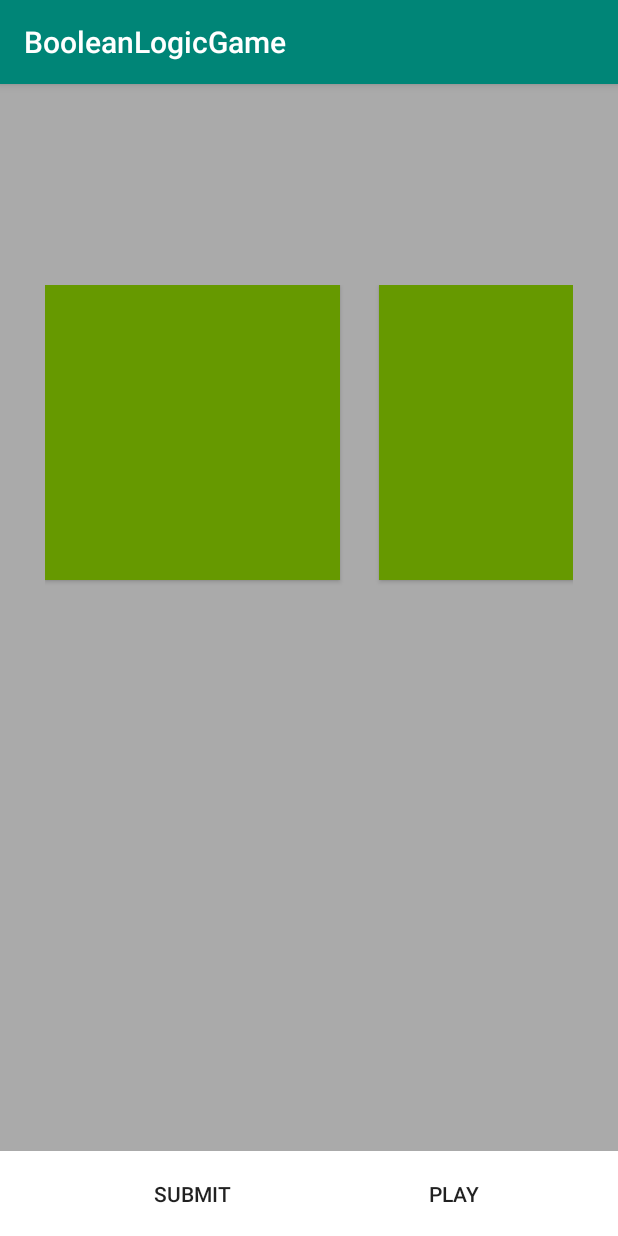
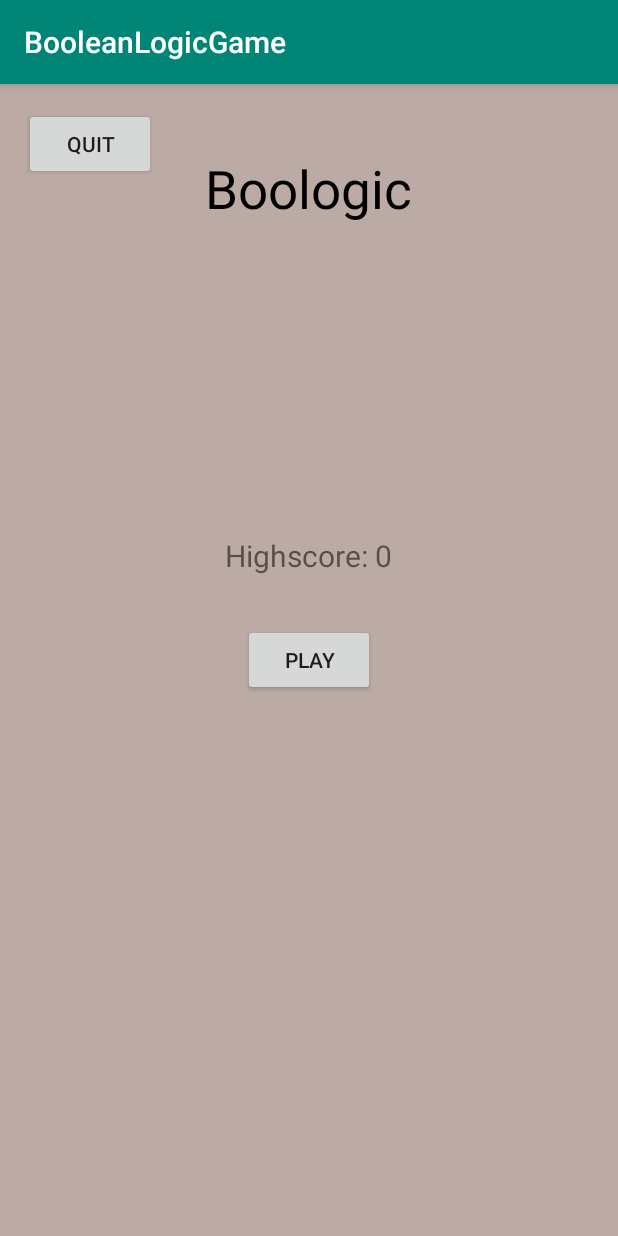
Before and after one commit to ayu5/BooleanLogiGame, an Android app: the screen it shows after launch (MainActivity), on a phone screen of 412 x 824 dp. Run offline under Robolectric (Android 15) with nearby library versions, the phone set to English and light mode, and no system bars.

Commit message:
attempt Main Menu screen

```diff
--- a/app/src/main/java/com/example/bob60/booleanlogicgame/MainActivity.java
+++ b/app/src/main/java/com/example/bob60/booleanlogicgame/MainActivity.java
@@ -10,4 +10,5 @@ public class MainActivity extends AppCompatActivity {
         super.onCreate(savedInstanceState);
         setContentView(R.layout.activity_main);
     }
+
 }
--- a/app/src/main/res/layout/activity_main.xml
+++ b/app/src/main/res/layout/activity_main.xml
@@ -1,80 +1,43 @@
 <?xml version="1.0" encoding="utf-8"?>
-<android.support.constraint.ConstraintLayout xmlns:android="http://schemas.android.com/apk/res/android"
+<RelativeLayout xmlns:android="http://schemas.android.com/apk/res/android"
     xmlns:app="http://schemas.android.com/apk/res-auto"
     xmlns:tools="http://schemas.android.com/tools"
     android:layout_width="match_parent"
     android:layout_height="match_parent"
-    android:background="@android:color/darker_gray"
+    android:background="@color/colorBackground"
+    android:padding="16dp"
     tools:context=".MainActivity">
 
-    <LinearLayout
-        android:layout_width="match_parent"
-        android:layout_height="337dp"
-        android:layout_marginStart="30dp"
-        android:layout_marginLeft="100dp"
-        android:layout_marginTop="134dp"
-        android:layout_marginEnd="30dp"
-        android:layout_marginRight="30dp"
-        android:orientation="horizontal"
-        app:layout_constraintEnd_toEndOf="parent"
-        app:layout_constraintStart_toStartOf="parent"
-        app:layout_constraintTop_toTopOf="parent">
+    <TextView
+        android:layout_width="wrap_content"
+        android:layout_height="wrap_content"
+        android:layout_centerHorizontal="true"
+        android:layout_marginTop="30dp"
+        android:text="Boologic"
+        android:textColor="@android:color/black"
+        android:textSize="35sp" />
 
-        <Button
-            android:id="@+id/game_button1"
-            android:layout_width="295px"
-            android:layout_height="295px"
-            android:background="@android:color/holo_green_dark"
-            tools:layout_editor_absoluteX="47dp"
-            tools:layout_editor_absoluteY="16dp" />
+    <TextView
+        android:id="@+id/text_view_highscore"
+        android:layout_width="wrap_content"
+        android:layout_height="wrap_content"
+        android:layout_above="@id/button_play"
+        android:layout_centerHorizontal="true"
+        android:layout_marginBottom="32dp"
+        android:text="Highscore: 0"
+        android:textSize="20sp" />
 
-        <Button
-            android:id="@+id/game_button2"
-            android:layout_width="295px"
-            android:layout_height="295px"
-            android:background="@android:color/holo_green_dark"
-            android:layout_marginLeft="26dp"
-            tools:layout_editor_absoluteX="47dp"
-            tools:layout_editor_absoluteY="16dp" />
-    </LinearLayout>
+    <Button
+        android:id="@+id/button_play"
+        android:layout_width="wrap_content"
+        android:layout_height="wrap_content"
+        android:layout_centerInParent="true"
+        android:text="Play" />
 
-    <LinearLayout
-        android:layout_width="384px"
-        android:layout_height="85px"
-        android:layout_marginStart="192dp"
-        android:layout_marginLeft="192dp"
-        android:orientation="vertical"
-        app:layout_constraintBottom_toBottomOf="parent"
-        app:layout_constraintEnd_toEndOf="parent"
-        app:layout_constraintStart_toStartOf="parent">
+    <Button
+        android:id="@+id/button_quit"
+        android:layout_width="wrap_content"
+        android:layout_height="wrap_content"
+        android:text="Quit" />
 
-        <Button
-            android:id="@+id/start_game"
-            android:layout_width="match_parent"
-            android:layout_height="match_parent"
-            android:background="@android:color/white"
-            android:text="@string/playButton"
-            tools:layout_editor_absoluteX="101dp"
-            tools:layout_editor_absoluteY="457dp" />
-    </LinearLayout>
-
-    <LinearLayout
-        android:layout_width="384px"
-        android:layout_height="85px"
-        android:orientation="vertical"
-        app:layout_constraintBottom_toBottomOf="parent"
-        app:layout_constraintEnd_toEndOf="parent"
-        app:layout_constraintHorizontal_bias="0.0"
-        app:layout_constraintStart_toStartOf="parent">
-
-        <Button
-            android:id="@+id/submit_answer"
-            android:layout_width="match_parent"
-            android:layout_height="match_parent"
-            android:background="@android:color/white"
-            android:text="@string/submitAnswer"
-            tools:layout_editor_absoluteX="101dp"
-            tools:layout_editor_absoluteY="457dp" />
-    </LinearLayout>
-
-</android.support.constraint.ConstraintLayout>
+</RelativeLayout>
--- a/app/src/main/res/values/colors.xml
+++ b/app/src/main/res/values/colors.xml
@@ -3,4 +3,6 @@
     <color name="colorPrimary">#008577</color>
     <color name="colorPrimaryDark">#00574B</color>
     <color name="colorAccent">#D81B60</color>
+
+    <color name="colorBackground">#BCAAA4</color>
 </resources>
```
